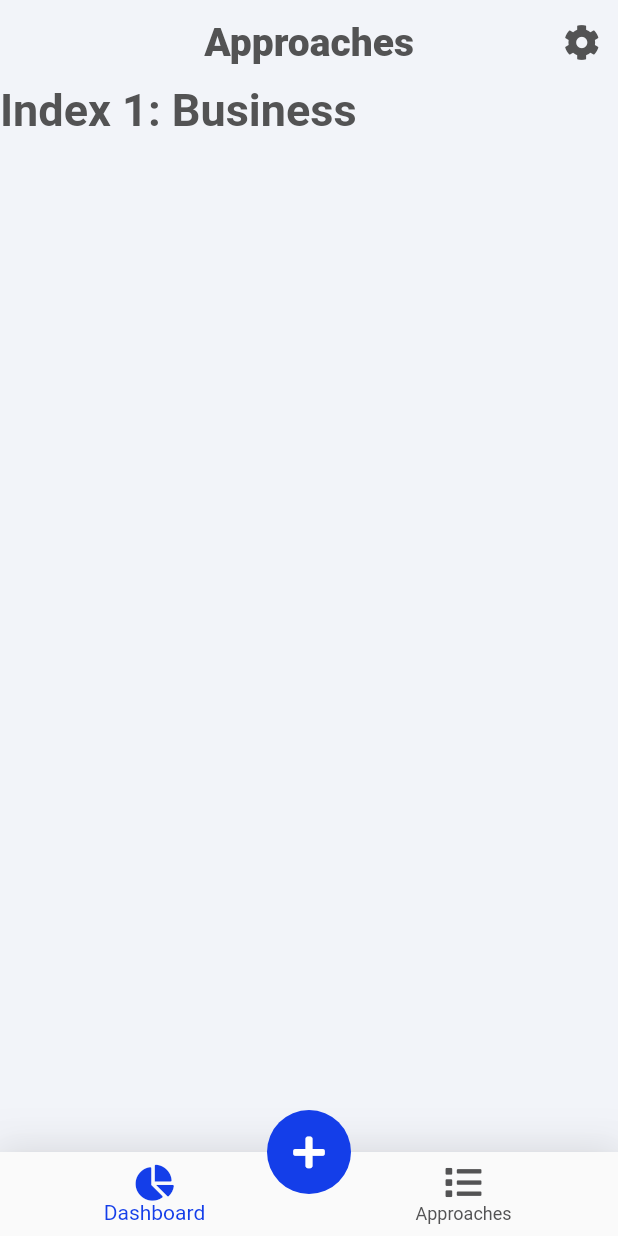
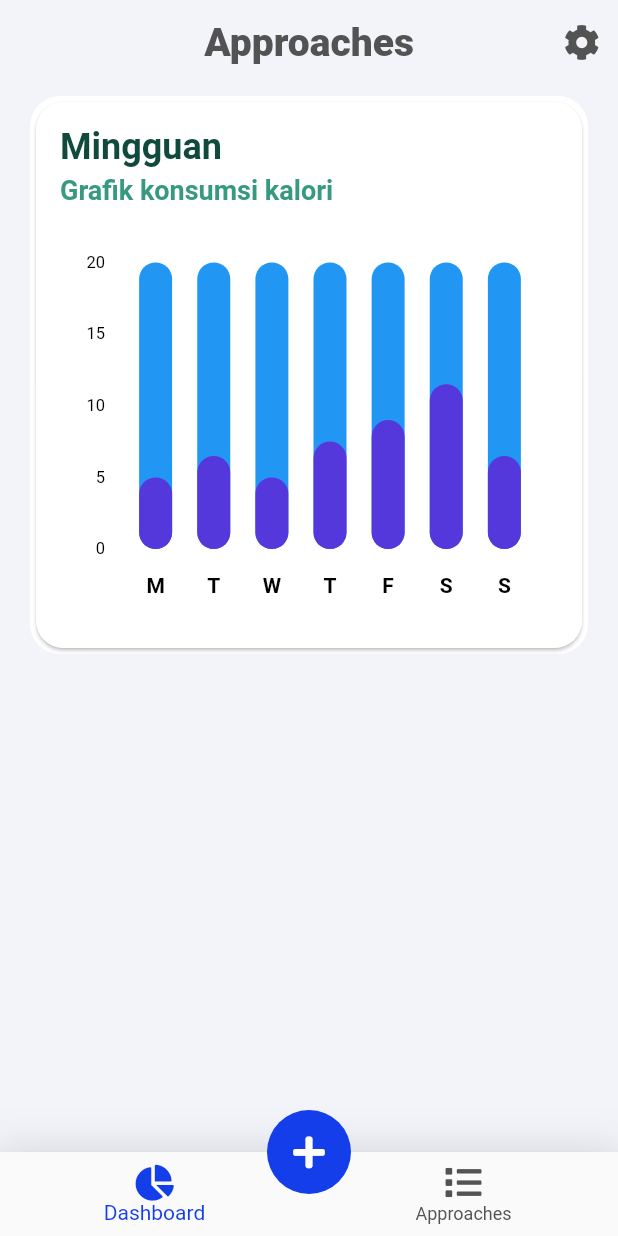
Before and after one commit to lucasmaffazioli/interactions_tracker, a Flutter app: the screen it shows after launch, on a phone screen of 412 x 824 dp. Run offline on Flutter 3.47's test engine with Material 2 defaults, Android fonts, the phone set to English and light mode, and no system bars; drawn by our look-alikes of fl_chart; our stand-ins replace floor, flushbar, font_awesome_flutter, get_it, sqflite; accounts and stored records are empty; generated files the repository leaves out were written again; Roboto replaces fonts that are missing (MPlusRounded); statements that could not run were skipped.

Commit message:
Starting charts

```diff
--- /dev/null
+++ b/lib/presentation/dashboard/components/chart_vertical.dart
@@ -0,0 +1,210 @@
+import 'dart:async';
+
+import 'package:cold_app/presentation/common/constants.dart';
+import 'package:fl_chart/fl_chart.dart';
+import 'package:flutter/material.dart';
+
+class ChartVertical extends StatefulWidget {
+  @override
+  State<StatefulWidget> createState() => ChartVerticalState();
+}
+
+class ChartVerticalState extends State<ChartVertical> {
+  final Color barBackgroundColor = Colors.blue;
+  final Duration animDuration = const Duration(milliseconds: 250);
+
+  int touchedIndex;
+
+  bool isPlaying = false;
+
+  @override
+  Widget build(BuildContext context) {
+    return AspectRatio(
+      aspectRatio: 1,
+      child: Card(
+        shape: RoundedRectangleBorder(borderRadius: BorderRadius.circular(18)),
+        color: Colors.white,
+        child: Stack(
+          children: <Widget>[
+            Padding(
+              padding: const EdgeInsets.all(16),
+              child: Column(
+                crossAxisAlignment: CrossAxisAlignment.stretch,
+                mainAxisAlignment: MainAxisAlignment.start,
+                mainAxisSize: MainAxisSize.max,
+                children: <Widget>[
+                  Text(
+                    'Mingguan',
+                    style: TextStyle(
+                        color: const Color(0xff0f4a3c), fontSize: 24, fontWeight: FontWeight.bold),
+                  ),
+                  const SizedBox(
+                    height: 4,
+                  ),
+                  Text(
+                    'Grafik konsumsi kalori',
+                    style: TextStyle(
+                        color: const Color(0xff379982), fontSize: 18, fontWeight: FontWeight.bold),
+                  ),
+                  const SizedBox(
+                    height: 38,
+                  ),
+                  Expanded(
+                    child: Padding(
+                      padding: const EdgeInsets.symmetric(horizontal: 8.0),
+                      child: BarChart(
+                        mainBarData(),
+                        swapAnimationDuration: animDuration,
+                      ),
+                    ),
+                  ),
+                  const SizedBox(
+                    height: 12,
+                  ),
+                ],
+              ),
+            ),
+          ],
+        ),
+      ),
+    );
+  }
+
+  BarChartGroupData makeGroupData(
+    int x,
+    double y, {
+    bool isTouched = false,
+    Color barColor = Constants.accent2,
+    double width = 22,
+    List<int> showTooltips = const [],
+  }) {
+    return BarChartGroupData(
+      x: x,
+      barRods: [
+        BarChartRodData(
+          y: isTouched ? y + 1 : y,
+          color: isTouched ? Colors.yellow : barColor,
+          width: width,
+          backDrawRodData: BackgroundBarChartRodData(
+            show: true,
+            y: 20,
+            color: barBackgroundColor,
+          ),
+        ),
+      ],
+      showingTooltipIndicators: showTooltips,
+    );
+  }
+
+  List<BarChartGroupData> showingGroups() => List.generate(7, (i) {
+        switch (i) {
+          case 0:
+            return makeGroupData(0, 5, isTouched: i == touchedIndex);
+          case 1:
+            return makeGroupData(1, 6.5, isTouched: i == touchedIndex);
+          case 2:
+            return makeGroupData(2, 5, isTouched: i == touchedIndex);
+          case 3:
+            return makeGroupData(3, 7.5, isTouched: i == touchedIndex);
+          case 4:
+            return makeGroupData(4, 9, isTouched: i == touchedIndex);
+          case 5:
+            return makeGroupData(5, 11.5, isTouched: i == touchedIndex);
+          case 6:
+            return makeGroupData(6, 6.5, isTouched: i == touchedIndex);
+          default:
+            return null;
+        }
+      });
+
+  BarChartData mainBarData() {
+    return BarChartData(
+      barTouchData: BarTouchData(
+        touchTooltipData: BarTouchTooltipData(
+            tooltipBgColor: Colors.red,
+            getTooltipItem: (group, groupIndex, rod, rodIndex) {
+              String weekDay;
+              switch (group.x.toInt()) {
+                case 0:
+                  weekDay = 'Monday';
+                  break;
+                case 1:
+                  weekDay = 'Tuesday';
+                  break;
+                case 2:
+                  weekDay = 'Wednesday';
+                  break;
+                case 3:
+                  weekDay = 'Thursday';
+                  break;
+                case 4:
+                  weekDay = 'Friday';
+                  break;
+                case 5:
+                  weekDay = 'Saturday';
+                  break;
+                case 6:
+                  weekDay = 'Sunday';
+                  break;
+              }
+              return BarTooltipItem(
+                  weekDay + '\n' + (rod.y - 1).toString(), TextStyle(color: Colors.black));
+            }),
+        touchCallback: (barTouchResponse) {
+          setState(() {
+            if (barTouchResponse.spot != null &&
+                barTouchResponse.touchInput is! FlPanEnd &&
+                barTouchResponse.touchInput is! FlLongPressEnd) {
+              touchedIndex = barTouchResponse.spot.touchedBarGroupIndex;
+            } else {
+              touchedIndex = -1;
+            }
+          });
+        },
+      ),
+      titlesData: FlTitlesData(
+        show: true,
+        bottomTitles: SideTitles(
+          showTitles: true,
+          textStyle: TextStyle(color: Colors.black, fontWeight: FontWeight.bold, fontSize: 14),
+          margin: 16,
+          getTitles: (double value) {
+            switch (value.toInt()) {
+              case 0:
+                return 'M';
+              case 1:
+                return 'T';
+              case 2:
+                return 'W';
+              case 3:
+                return 'T';
+              case 4:
+                return 'F';
+              case 5:
+                return 'S';
+              case 6:
+                return 'S';
+              default:
+                return '';
+            }
+          },
+        ),
+        leftTitles: SideTitles(
+          showTitles: true,
+        ),
+      ),
+      borderData: FlBorderData(
+        show: false,
+      ),
+      barGroups: showingGroups(),
+    );
+  }
+
+  Future<dynamic> refreshState() async {
+    setState(() {});
+    await Future<dynamic>.delayed(animDuration + const Duration(milliseconds: 50));
+    if (isPlaying) {
+      refreshState();
+    }
+  }
+}
--- /dev/null
+++ b/lib/presentation/dashboard/dashboard_page.dart
@@ -0,0 +1,23 @@
+import 'package:cold_app/presentation/dashboard/components/chart_vertical.dart';
+import 'package:fl_chart/fl_chart.dart';
+import 'package:flutter/material.dart';
+
+class DashboardPage extends StatelessWidget {
+  @override
+  Widget build(BuildContext context) {
+    return SingleChildScrollView(
+      child: Padding(
+        padding: const EdgeInsets.symmetric(horizontal: 16, vertical: 4),
+        child: Column(
+          crossAxisAlignment: CrossAxisAlignment.stretch,
+          children: <Widget>[
+            Card(
+              elevation: 0,
+              child: ChartVertical(),
+            )
+          ],
+        ),
+      ),
+    );
+  }
+}
--- a/lib/presentation/home_page.dart
+++ b/lib/presentation/home_page.dart
@@ -3,6 +3,7 @@ import 'package:cold_app/presentation/add_approach_page/add_approach_page.dart';
 import 'package:cold_app/presentation/approaches_page/approaches_page.dart';
 import 'package:cold_app/presentation/common/base_app_bar.dart';
 import 'package:cold_app/presentation/common/constants.dart';
+import 'package:cold_app/presentation/dashboard/dashboard_page.dart';
 import 'package:cold_app/presentation/settings_page/settings_page.dart';
 import 'package:flutter/material.dart';
 import 'package:font_awesome_flutter/font_awesome_flutter.dart';
@@ -63,10 +64,7 @@ class _HomePageState extends State<HomePage> {
       floatingActionButtonLocation: FloatingActionButtonLocation.centerDocked,
       body: IndexedStack(
         children: <Widget>[
-          Text(
-            'Index 1: Business',
-            style: optionStyle,
-          ),
+          DashboardPage(),
           ApproachesPage(),
         ],
         index: _selectedIndex,
--- a/pubspec.yaml
+++ b/pubspec.yaml
@@ -30,6 +30,7 @@ dependencies:
   flutter_localizations:
     sdk: flutter
   flushbar: ^1.10.4
+  fl_chart: ^0.10.1
 
 
 
```
Also changed, not shown: pubspec.lock.
